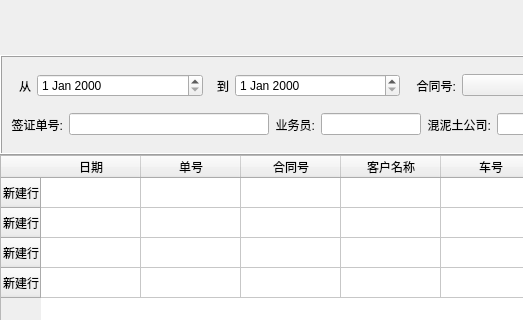
First picture: the form in ui/tabwidget/receiptwidget.ui, repository longcp/CarRentalManagement, before the edit; both pictures show x 0 to 523 and y 0 to 320 of the 1142 by 744 pixel window.
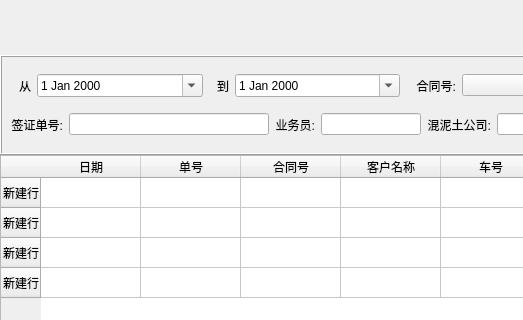
Second picture: the form after the edit.

Diff of the .ui file:
```diff
--- a/ui/tabwidget/receiptwidget.ui
+++ b/ui/tabwidget/receiptwidget.ui
@@ -140,6 +140,9 @@
              <height>16777215</height>
             </size>
            </property>
+           <property name="calendarPopup">
+            <bool>true</bool>
+           </property>
           </widget>
          </item>
          <item>
@@ -165,7 +168,11 @@
           </widget>
          </item>
          <item>
-          <widget class="QDateEdit" name="toDateEdit"/>
+          <widget class="QDateEdit" name="toDateEdit">
+           <property name="calendarPopup">
+            <bool>true</bool>
+           </property>
+          </widget>
          </item>
          <item>
           <widget class="QLabel" name="contractNumLabel">
```
